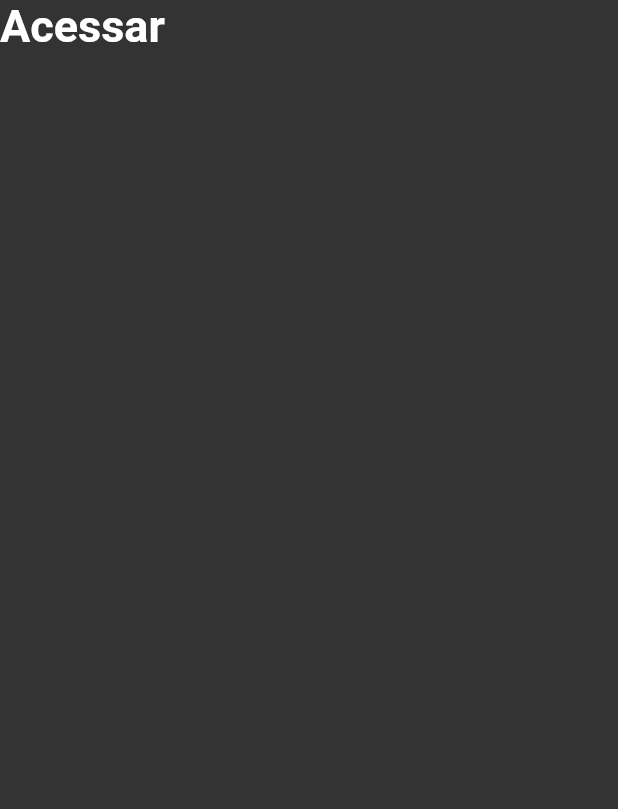
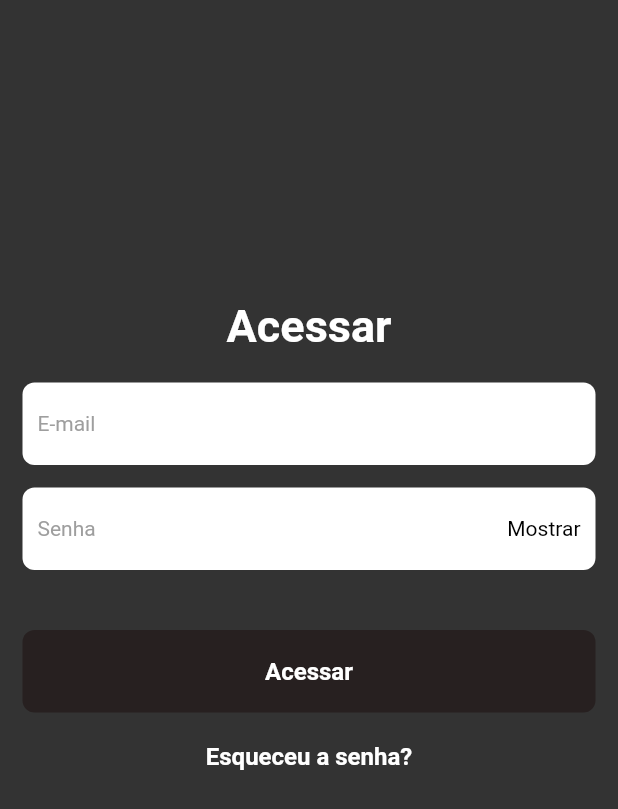
Before and after one commit to JonhMatheus/app-finance, a Flutter app: the screen it shows after launch, on a phone screen of 412 x 824 dp. Shown: the top 809 px of the screen. Run offline on Flutter 3.47's test engine with Material 3 defaults, Android fonts, the phone set to English and light mode, and no system bars.

Commit message:
telaLogin

```diff
--- a/lib/autenticacao/login_page.dart
+++ b/lib/autenticacao/login_page.dart
@@ -10,13 +10,94 @@ class LoginPage extends StatefulWidget {
 class _LoginPageState extends State<LoginPage> {
   @override
   Widget build(BuildContext context) {
-    return const Scaffold(
-      backgroundColor: Color(0xff333333),
-      body: Column(
+    return Scaffold(
+      backgroundColor: const Color(0xff333333),
+      body: Padding(
+        padding: const EdgeInsets.only(top: 200),
+        child: Column(
+          children: [
+            const Align(
+              alignment: Alignment.center,
+              child: Text(
+                'Acessar',
+                style: TextStyle(
+                  fontSize: 30,
+                  color: Colors.white,
+                  fontWeight: FontWeight.bold,
+                ),
+              ),
+            ),
+            const SizedBox(height: 20),
+            Padding(
+              padding: const EdgeInsets.symmetric(horizontal: 15),
+              child: Container(
+                padding: const EdgeInsets.all(10),
+                height: 55,
+                width: MediaQuery.of(context).size.width,
+                decoration: BoxDecoration(
+                    color: Colors.white,
+                    borderRadius: BorderRadius.circular(8)),
+                child: const Align(
+                  alignment: Alignment.centerLeft,
+                  child: Text(
+                    'E-mail',
+                    style: TextStyle(color: Colors.grey),
+                  ),
+                ),
+              ),
+            ),
+            const SizedBox(height: 15),
+            Padding(
+              padding: const EdgeInsets.symmetric(horizontal: 15),
+              child: Container(
+                padding: const EdgeInsets.all(10),
+                height: 55,
+                width: MediaQuery.of(context).size.width,
+                decoration: BoxDecoration(
+                    color: Colors.white,
+                    borderRadius: BorderRadius.circular(8)),
+                child: const Row(
+                  mainAxisAlignment: MainAxisAlignment.spaceBetween,
+                  children: [
+                    Text('Senha', style: TextStyle(color: Colors.grey)),
+                    Text(
+                      'Mostrar',
+                      style: TextStyle(color: Colors.black),
+                    )
+                  ],
+                ),
+              ),
+            ),
+            const SizedBox(height: 40),
+            botaoAcessar(),
+            const SizedBox(height: 20),
+            const Text('Esqueceu a senha?',
+                style: TextStyle(
+                    color: Colors.white,
+                    fontSize: 16,
+                    fontWeight: FontWeight.bold))
+          ],
+        ),
+      ),
+    );
+  }
 
-        children: [
-          Text('Acessar', style: TextStyle(fontSize: 30, color:Colors.white, fontWeight: FontWeight.bold,))
-        ],
+  Widget botaoAcessar() {
+    return Padding(
+      padding: const EdgeInsets.symmetric(horizontal: 15),
+      child: Container(
+        height: 55,
+        width: MediaQuery.of(context).size.width,
+        decoration: BoxDecoration(
+            color: Color(0xff272020), borderRadius: BorderRadius.circular(8)),
+        child: const Align(
+          alignment: Alignment.center,
+          child: Text(
+            'Acessar',
+            style: TextStyle(
+                color: Colors.white, fontSize: 16, fontWeight: FontWeight.bold),
+          ),
+        ),
       ),
     );
   }
```
